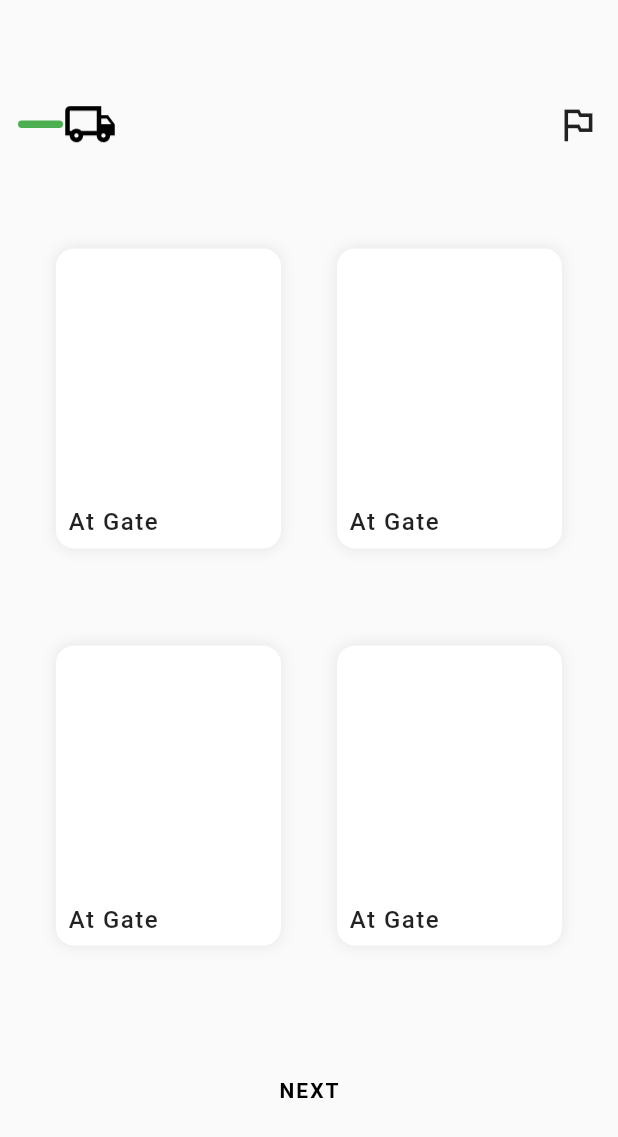
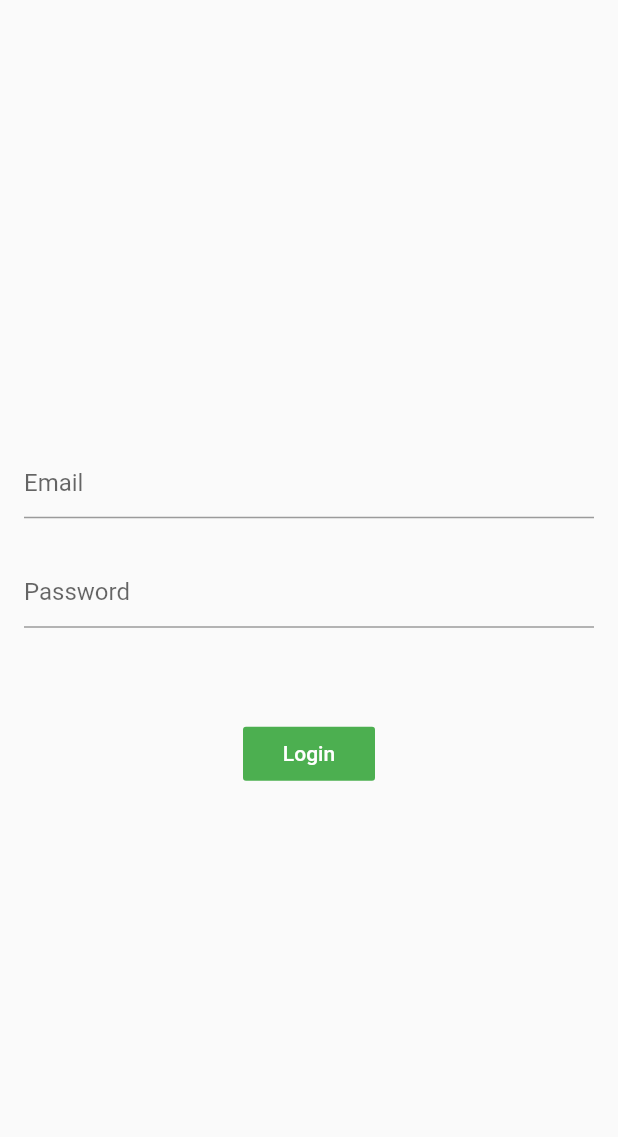
Before and after one commit to wa11breaker/ld, a Flutter app: the screen it shows after launch, on a phone screen of 412 x 824 dp. Shown: the top 1137 px of the screen. Run offline on Flutter 3.47's test engine with Material 2 defaults, Android fonts, the phone set to English and light mode, and no system bars; our stand-ins replace location; missing offline and left inert: flare_splash_screen.

Commit message:
added login screen ui

```diff
--- a/lib/main.dart
+++ b/lib/main.dart
@@ -1,4 +1,5 @@
 import 'package:LondonDollar/screen/home.dart';
+import 'package:LondonDollar/screen/login.dart';
 import 'package:flare_splash_screen/flare_splash_screen.dart';
 import 'package:flutter/material.dart';
 
@@ -9,7 +10,6 @@ void main() => runApp(
 class Main extends StatelessWidget {
   @override
   Widget build(BuildContext context) {
-
     return MaterialApp(
         title: 'London Dollar',
         theme: ThemeData(
@@ -18,12 +18,23 @@ class Main extends StatelessWidget {
         debugShowCheckedModeBanner: false,
         home: SplashScreen.navigate(
           name: 'assets/splash.flr',
-      next: (context) => HomeScreen(),
+          next: (context) => Login(),
           startAnimation: 'Untitled',
           backgroundColor: Color(0xffffffff),
           until: () => Future.delayed(Duration(seconds: 3)),
-    )
-    );
-
+        ));
   }
 }
+class MyApp extends StatelessWidget {
+  // This widget is the root of your application.
+  @override
+  Widget build(BuildContext context) {
+    return MaterialApp(
+      title: 'Flutter Location',
+      theme: ThemeData(
+        primarySwatch: Colors.amber,
+      ),
+      home: HomeScreen(),
+    );
+  }
+}
--- /dev/null
+++ b/lib/screen/login.dart
@@ -0,0 +1,53 @@
+import 'package:LondonDollar/screen/select.dart';
+import 'package:flutter/material.dart';
+
+class Login extends StatelessWidget {
+  @override
+  Widget build(BuildContext context) {
+    return Scaffold(
+      body: Center(
+        child: Padding(
+          padding: const EdgeInsets.symmetric(horizontal: 16),
+          child: Column(
+            mainAxisAlignment: MainAxisAlignment.center,
+            children: <Widget>[
+              TextField(
+                decoration: InputDecoration(
+                  hintText: 'Email',
+                ),
+                onChanged: (text) {
+                  // number = text;
+                },
+              ),
+              SizedBox(height: 25),
+              TextField(
+                decoration: InputDecoration(
+                  hintText: 'Password',
+                ),
+                onChanged: (text) {
+                  // number = text;
+                },
+              ),
+              SizedBox(height: 60),
+              FlatButton(
+                color: Colors.green,
+                onPressed: () {
+                  Navigator.push(
+                    context,
+                    MaterialPageRoute(
+                      builder: (context) => Select(),
+                    ),
+                  );
+                },
+                child: Text(
+                  'Login',
+                  style: TextStyle(color: Colors.white),
+                ),
+              ),
+            ],
+          ),
+        ),
+      ),
+    );
+  }
+}
--- a/pubspec.yaml
+++ b/pubspec.yaml
@@ -25,6 +25,7 @@ dependencies:
   # Use with the CupertinoIcons class for iOS style icons.
   cupertino_icons: ^0.1.3
   flare_splash_screen: ^3.0.1
+  location:
 
 
 dev_dependencies:
```
Also changed, not shown: lib/screen/home.dart (+34 -6 lines), lib/screen/select.dart (added, +84 -0 lines), lib/services/services.dart (added), pubspec.lock. Lines whose indentation alone changed are shown as unchanged.
